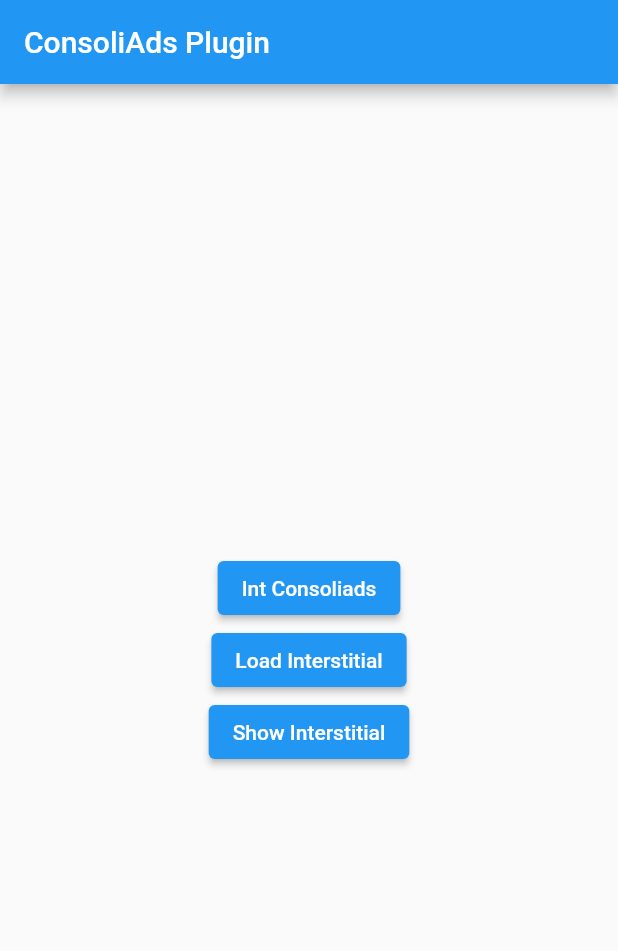
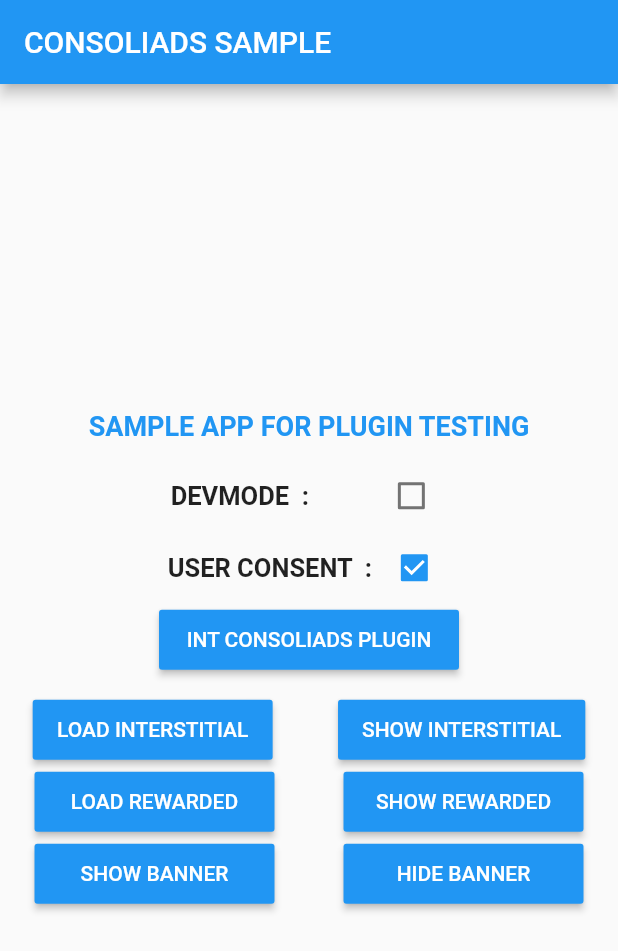
Before and after one commit to zohaibtest/consoliadsplugin, a Flutter app: the screen it shows after launch, on a phone screen of 412 x 824 dp. Shown: the top 951 px of the screen. Run offline on Flutter 3.47's test engine with Material 2 defaults, Android fonts, the phone set to English and light mode, and no system bars.

```diff
--- a/example/lib/main.dart
+++ b/example/lib/main.dart
@@ -1,10 +1,12 @@
 import 'package:flutter/material.dart';
 import 'dart:async';
-
 import 'package:flutter/services.dart';
 import 'package:consoliadsplugin/consoliadsplugin.dart';
+import 'package:consoliadsplugin/constants.dart';
 
 void main() {
+ // final licenseData = LicenseData(copyrightHolderName: 'Consoliads');
+  //print(mit(licenseData));
   runApp(const MyApp());
 }
 
@@ -17,6 +19,10 @@ class MyApp extends StatefulWidget {
 
 class _MyAppState extends State<MyApp> {
 
+  bool devMode = false;
+  bool userConsent = true;
+  String userSignature = "567f2188d5d283f6fa4fccec99dc6677";
+
   @override
   void initState() {
     super.initState();
@@ -24,40 +30,157 @@ class _MyAppState extends State<MyApp> {
 
   @override
   Widget build(BuildContext context) {
+
     return MaterialApp(
       home: Scaffold(
         appBar: AppBar(
-          title: const Text('ConsoliAds Plugin'),
+          title: const Text('CONSOLIADS SAMPLE'),
         ),
-        body: Center(
+        body: Container(
           child: Column(
-            // Column is also a layout widget. It takes a list of children and
-            // arranges them vertically. By default, it sizes itself to fit its
-            // children horizontally, and tries to be as tall as its parent.
-            //
-            // Invoke "debug painting" (press "p" in the console, choose the
-            // "Toggle Debug Paint" action from the Flutter Inspector in Android
-            // Studio, or the "Toggle Debug Paint" command in Visual Studio Code)
-            // to see the wireframe for each widget.
-            //
-            // Column has various properties to control how it sizes itself and
-            // how it positions its children. Here we use mainAxisAlignment to
-            // center the children vertically; the main axis here is the vertical
-            // axis because Columns are vertical (the cross axis would be
-            // horizontal).
             mainAxisAlignment: MainAxisAlignment.center,
             children: <Widget>[
-              ElevatedButton(
-                child: Text('Int Consoliads'),
-                onPressed: initConsoliAdsSdk,
+              Text(
+                'SAMPLE APP FOR PLUGIN TESTING',
+                style: TextStyle(
+                    color: Colors.blue,
+                    fontWeight: FontWeight.bold,
+                    fontSize: 18
+                ), //TextStyle
               ),
-              ElevatedButton(
-                child: Text('Load Interstitial'),
-                onPressed: loadInterstitial,
+              SizedBox(height: 12),
+              Row(
+                mainAxisAlignment: MainAxisAlignment.center,
+                children: <Widget>[
+                  Text(
+                    'DEVMODE  : ',
+                    style: TextStyle(
+                      fontSize: 17.0,
+                      fontWeight: FontWeight.bold,
+                    ),
+                  ), //Text
+                  SizedBox(width: 40), //SizedBox
+                  /** Checkbox Widget **/
+                  Checkbox(
+                    value: this.devMode,
+                    onChanged: (value){
+                      setState(() {
+                        this.devMode = value!;
+                      });
+                    }
+                  ), //Checkbox
+                ], //<Widget>[]
               ),
-              ElevatedButton(
-                child: Text('Show Interstitial'),
-                onPressed: showInterstitial,
+              Row(
+                mainAxisAlignment: MainAxisAlignment.center,
+                children: <Widget>[
+                  Text(
+                    'USER CONSENT  : ',
+                    style: TextStyle(
+                      fontSize: 17.0,
+                      fontWeight: FontWeight.bold,
+                    ),
+                  ), //Text
+                  SizedBox(width: 0), //SizedBox
+                  /** Checkbox Widget **/
+                  Checkbox(
+                      value: this.userConsent,
+                      onChanged: (value){
+                        setState(() {
+                          this.userConsent = value!;
+                        });
+                      }
+                  ), //Checkbox
+                ], //<Widget>[]
+              ),
+              MaterialButton(
+                height: 40.0,
+                minWidth: 200.0,
+                color: Theme.of(context).primaryColor,
+                textColor: Colors.white,
+                child: new Text("INT CONSOLIADS PLUGIN"),
+                onPressed: () {
+                  ConsoliAdsPlugin.instance.initSDK(devMode, userConsent, userSignature);
+                },
+                splashColor: Colors.redAccent,
+              ),
+              SizedBox(height: 12),
+              Row(
+                mainAxisAlignment: MainAxisAlignment.spaceAround,
+                children: [
+                  MaterialButton(
+                    height: 40.0,
+                    minWidth: 160.0,
+                    color: Theme.of(context).primaryColor,
+                    textColor: Colors.white,
+                    child: new Text("LOAD INTERSTITIAL"),
+                    onPressed: () {
+                      ConsoliAdsPlugin.instance.loadInterstitial(PlaceholderName.Default);
+                    },
+                    splashColor: Colors.redAccent,
+                  ),
+                  MaterialButton(
+                    height: 40.0,
+                    minWidth: 160.0,
+                    color: Theme.of(context).primaryColor,
+                    textColor: Colors.white,
+                    child: new Text("SHOW INTERSTITIAL"),
+                    onPressed: () {
+                      ConsoliAdsPlugin.instance.showInterstitial(PlaceholderName.Default);
+                    },
+                    splashColor: Colors.redAccent,
+                  ),
+                ],
+              ),
+              Row(
+                mainAxisAlignment: MainAxisAlignment.spaceAround,
+                children: [
+                  MaterialButton(
+                    height: 40.0,
+                    minWidth: 160.0,
+                    color: Theme.of(context).primaryColor,
+                    textColor: Colors.white,
+                    child: new Text("LOAD REWARDED"),
+                    onPressed: () {
+                    },
+                    splashColor: Colors.redAccent,
+                  ),
+                  MaterialButton(
+                    height: 40.0,
+                    minWidth: 160.0,
+                    color: Theme.of(context).primaryColor,
+                    textColor: Colors.white,
+                    child: new Text("SHOW REWARDED"),
+                    onPressed: () {
+                    },
+                    splashColor: Colors.redAccent,
+                  ),
+                ],
+              ),
+              Row(
+                mainAxisAlignment: MainAxisAlignment.spaceAround,
+                children: [
+                  MaterialButton(
+                    height: 40.0,
+                    minWidth: 160.0,
+                    color: Theme.of(context).primaryColor,
+                    textColor: Colors.white,
+                    child: new Text("SHOW BANNER"),
+                    onPressed: () {
+                    },
+                    splashColor: Colors.redAccent,
+                  ),
+                  MaterialButton(
+                    height: 40.0,
+                    minWidth: 160.0,
+                    color: Theme.of(context).primaryColor,
+                    textColor: Colors.white,
+                    child: new Text("HIDE BANNER"),
+                    onPressed: () {
+                    },
+                    splashColor: Colors.redAccent,
+                  ),
+                ],
               ),
             ],
           ),
@@ -65,16 +188,4 @@ class _MyAppState extends State<MyApp> {
       ),
     );
   }
-
-  void initConsoliAdsSdk() {
-    ConsoliAdsPlugin.initSDK(true, true, "567f2188d5d283f6fa4fccec99dc6677");
-  }
-
-  void loadInterstitial() {
-    ConsoliAdsPlugin.loadInterstitial();
-  }
-
-  void showInterstitial() {
-    ConsoliAdsPlugin.showInterstitial();
-  }
 }
--- /dev/null
+++ b/lib/constants.dart
@@ -0,0 +1,34 @@
+enum PlaceholderName{
+  Default,
+  MainMenu,
+  SelectionScene,
+  FinalScene,
+  OnSuccess,
+  OnFailure,
+  OnPause,
+  StoreScene,
+  Gameplay,
+  MidScene1,
+  MidScene2,
+  MidScene3,
+  AppExit,
+  LoadingScene1,
+  LoadingScene2,
+  onReward,
+  SmartoScene,
+  Activity1,
+  Activity2,
+  Activity3,
+  Activity4,
+  Activity5,
+  OptionA,
+  OptionB,
+  OptionC,
+  Settings,
+  About
+}
+
+extension PlaceholderNameExtensionList on PlaceholderName {
+  static const values = [27,1,2,3,4,5,6,7,8,9,10,11,12,13,14,15,16,17,18,19,20,21,22,23,24,25,26];
+  int get value => values[this.index];
+}
--- a/pubspec.yaml
+++ b/pubspec.yaml
@@ -10,6 +10,7 @@ environment:
 dependencies:
   flutter:
     sdk: flutter
+  license: ^1.0.1
 
 dev_dependencies:
   flutter_test:
```
Also changed, not shown: lib/consoliadsplugin.dart (+26 -10 lines), example/pubspec.lock, 2 other files.
